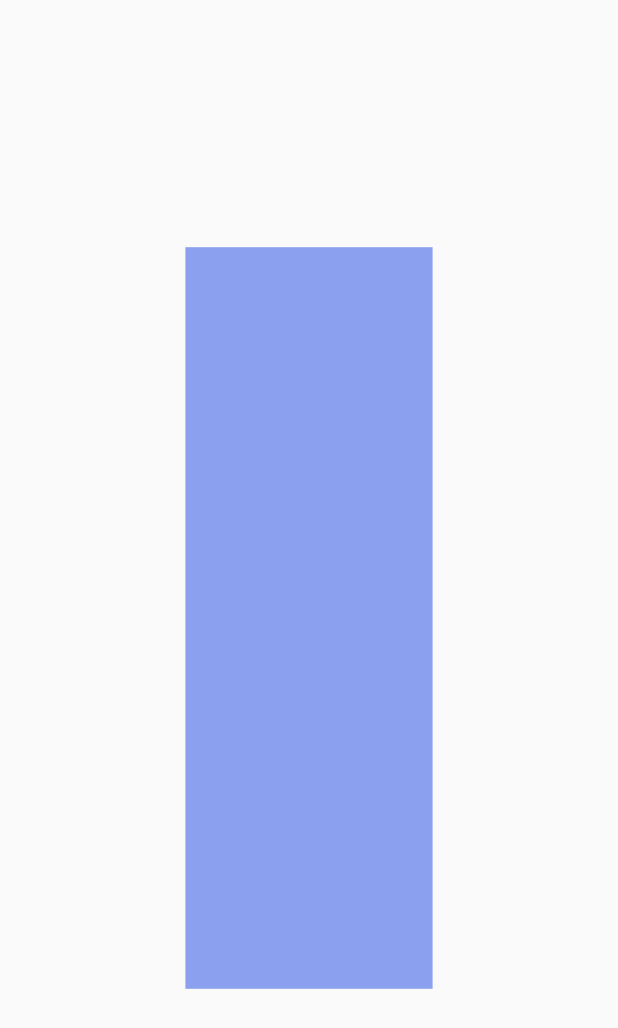
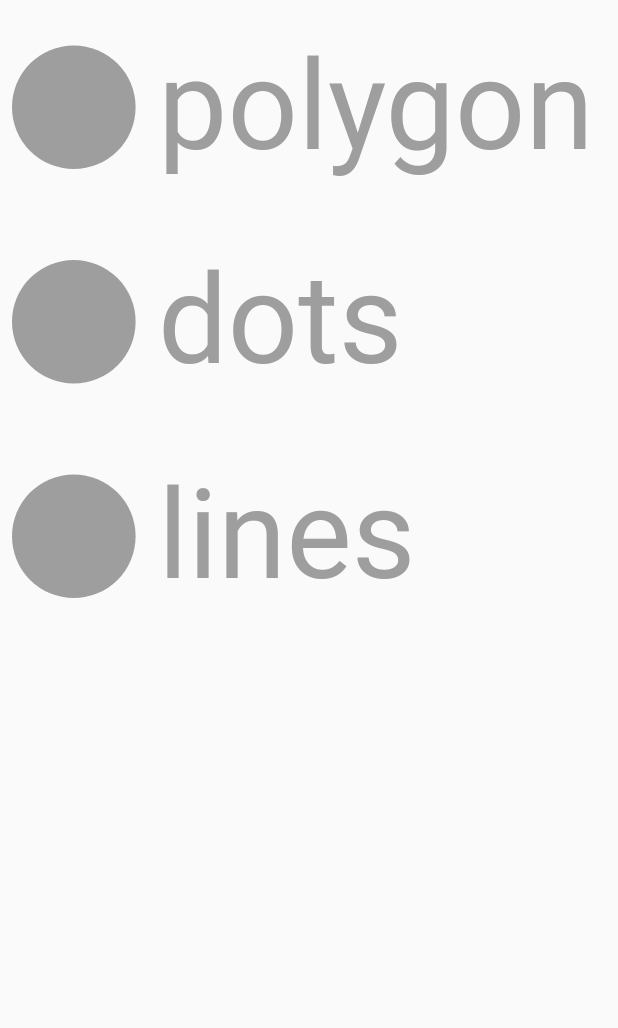
Before and after one commit to Julien101101/Shapes-for-Habits, a Flutter app: the screen it shows after launch, on a phone screen of 412 x 824 dp. Shown: the top 1028 px of the screen. Run offline on Flutter 3.47's test engine with Material 2 defaults, Android fonts, the phone set to English and light mode, and no system bars; our stand-ins replace google_fonts, sizer; missing offline and left inert: flutter_polygon.

Commit message:
shapes page

```diff
--- a/lib/main.dart
+++ b/lib/main.dart
@@ -1,6 +1,8 @@
 import 'package:flutter/material.dart';
-
+import 'package:vs/screens/intro_screen.dart';
 import 'screens/home_page.dart';
+import 'package:sizer/sizer.dart';
+import './util/router.dart' as router;
 
 void main() {
   runApp(const MyApp());
@@ -8,25 +10,18 @@ void main() {
 
 class MyApp extends StatelessWidget {
   const MyApp({Key? key}) : super(key: key);
-
-  // This widget is the root of your application.
   @override
   Widget build(BuildContext context) {
-    return MaterialApp(
-      title: 'Shapes for Habits',
-      theme: ThemeData(
-        // This is the theme of your application.
-        //
-        // Try running your application with "flutter run". You'll see the
-        // application has a blue toolbar. Then, without quitting the app, try
-        // changing the primarySwatch below to Colors.green and then invoke
-        // "hot reload" (press "r" in the console where you ran "flutter run",
-        // or simply save your changes to "hot reload" in a Flutter IDE).
-        // Notice that the counter didn't reset back to zero; the application
-        // is not restarted.
-        primarySwatch: Colors.blue,
-      ),
-      home: const MyHomePage(title: 'Flutter Demo Home Page'),
+    return Sizer(
+      builder: (context, orientation, deviceType) {
+        return MaterialApp(
+          debugShowCheckedModeBanner: true,
+          title: 'Shapes for Habits',
+          theme: ThemeData.light(),
+          home: FirstPageScreen(),
+          onGenerateRoute: router.generateRoute,
+        );
+      },
     );
   }
 }
--- a/lib/screens/home_page.dart
+++ b/lib/screens/home_page.dart
@@ -1,5 +1,6 @@
 import 'package:flutter/material.dart';
 import 'package:vs/widgets/polygon.dart';
+import 'package:vs/widgets/shapes.dart';
 
 class MyHomePage extends StatefulWidget {
   const MyHomePage({Key? key, required this.title}) : super(key: key);
@@ -21,6 +22,7 @@ class MyHomePage extends StatefulWidget {
 
 class _MyHomePageState extends State<MyHomePage> {
   int _counter = 3;
+  final GlobalKey<ScaffoldState> _scaffoldKey = GlobalKey<ScaffoldState>();
 
   void _incrementCounter() {
     setState(() {
@@ -36,17 +38,28 @@ class _MyHomePageState extends State<MyHomePage> {
   @override
   Widget build(BuildContext context) {
     return Scaffold(
-        body: Container(
-      child: Column(children: [
+      key: _scaffoldKey,
+      body: Column(children: [
+        /*Container(
+          alignment: Alignment.topLeft,
+          child: Padding(
+              padding: const EdgeInsets.all(16),
+              child: IconButton(
+                icon: Icon(Icons.menu, size: 30),
+                onPressed: () {
+                  _scaffoldKey.currentState!.openDrawer();
+                },
+              )),
+        ),*/
         _counter >= 3
             ? GestureDetector(
-                child: Polygon(sides: _counter),
+                child: Shape(),
                 onTap: () {
                   _incrementCounter();
                 },
               )
             : Container(),
       ]),
-    ));
+    );
   }
 }
--- /dev/null
+++ b/lib/util/router.dart
@@ -0,0 +1,18 @@
+import 'package:flutter/material.dart';
+
+import '../screens/home_page.dart';
+
+Route<dynamic> generateRoute(RouteSettings settings) {
+  switch (settings.name) {
+    case 'home':
+      return MaterialPageRoute(
+          builder: (context) => const MyHomePage(
+                title: 'Home Page',
+              ));
+    default:
+      return MaterialPageRoute(
+          builder: (context) => const MyHomePage(
+                title: 'Home Page',
+              ));
+  }
+}
--- /dev/null
+++ b/lib/util/strings.dart
@@ -0,0 +1,5 @@
+class Strings{
+  static const String APP_NAME='Shapes for habits';
+  static const String APP_DESC='A simple way to visualize your activities';
+  static const String NEXT='NEXT';
+}
--- /dev/null
+++ b/lib/widgets/bullet.dart
@@ -0,0 +1,18 @@
+import 'package:flutter/material.dart';
+
+class MyBullet extends StatelessWidget {
+  final Color? color;
+  const MyBullet({Key? key, this.color}) : super(key: key);
+
+  @override
+  Widget build(BuildContext context) {
+    return Container(
+      height: MediaQuery.of(context).size.height * 0.1,
+      width: MediaQuery.of(context).size.height * 0.1,
+      decoration: BoxDecoration(
+        color: color,
+        shape: BoxShape.circle,
+      ),
+    );
+  }
+}
--- /dev/null
+++ b/lib/widgets/shapes.dart
@@ -0,0 +1,64 @@
+import 'package:flutter/material.dart';
+import 'package:sizer/sizer.dart';
+import 'package:vs/widgets/bullet.dart';
+
+class Shape extends StatefulWidget {
+  const Shape({Key? key}) : super(key: key);
+
+  @override
+  State<Shape> createState() => _ShapeState();
+}
+
+class _ShapeState extends State<Shape> {
+  bool _isSelected = false;
+  final Color color = Colors.white;
+  List names = ['polygon', 'dots', 'lines'];
+  List taps = [];
+
+  @override
+  Widget build(BuildContext context) {
+    return SingleChildScrollView(
+      child: Column(
+        mainAxisSize: MainAxisSize.min,
+        children: [
+          Flexible(
+            fit: FlexFit.loose,
+            child: ListView.builder(
+                shrinkWrap: true,
+                itemCount: names.length,
+                itemBuilder: (context, index) {
+                  return InkWell(
+                      onTap: () {
+                        setState(() {
+                          taps.clear();
+                          taps.add(names[index]);
+                        });
+                      },
+                      child: Padding(
+                        padding: const EdgeInsets.all(8.0),
+                        child:
+                            ShapeRow(taps.contains(names[index]), names[index]),
+                      ));
+                }),
+          ),
+        ],
+      ),
+    );
+  }
+
+  Widget ShapeRow(bool selected, String name) {
+    return Row(
+      children: [
+        MyBullet(color: selected ? Colors.orange[400] : Colors.grey),
+        Padding(
+          padding: const EdgeInsets.all(15.0),
+          child: Text(name,
+              style: TextStyle(
+                fontSize: MediaQuery.of(context).size.height * 0.1,
+                color: selected ? Colors.orange[400] : Colors.grey,
+              )),
+        )
+      ],
+    );
+  }
+}
--- a/pubspec.yaml
+++ b/pubspec.yaml
@@ -61,8 +61,8 @@ flutter:
   uses-material-design: true
 
   # To add assets to your application, add an assets section, like this:
-  # assets:
-  #   - images/a_dot_burr.jpeg
+assets:
+  - assets/
   #   - images/a_dot_ham.jpeg
 
   # An image asset can refer to one or more resolution-specific "variants", see
```
Also changed, not shown: lib/screens/intro_screen.dart (added, +123 -0 lines), lib/util/app_colors.dart (added, +34 -0 lines), lib/util/constants.dart (added, +13 -0 lines), assets/images/img_1.png (added), lib/widgets/drawer.dart (added).
